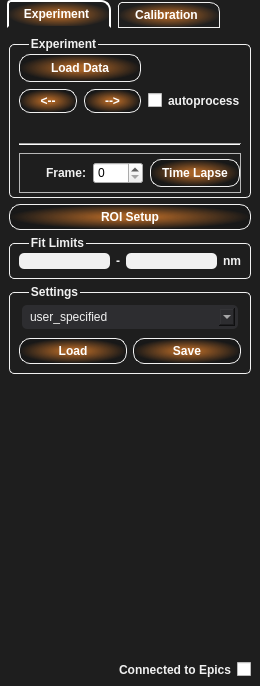
Above: T-Rax/UIFiles/T_Rax_TemperatureControl.ui from CPrescher/T-rax before the change. Below: the same form after it.
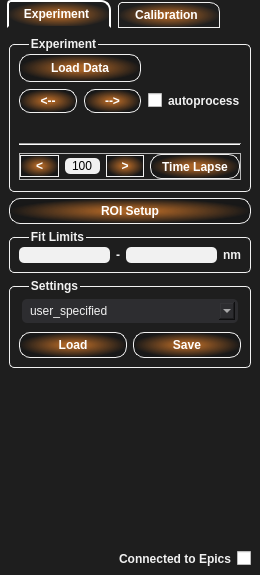
That is the form after the change.

Commit message: changed the gui for the frames now we dont back and forward buttons instead of a spin box...

The edit to the form file:
```diff
--- a/T-Rax/UIFiles/T_Rax_TemperatureControl.ui
+++ b/T-Rax/UIFiles/T_Rax_TemperatureControl.ui
@@ -7,7 +7,7 @@
     <x>0</x>
     <y>0</y>
     <width>260</width>
-    <height>686</height>
+    <height>575</height>
    </rect>
   </property>
   <property name="maximumSize">
@@ -67,24 +67,33 @@
    
  QPushButton{  
      color:white;  
-     border-color: black;  
      border: 1px solid rgba(241,241,241,255); 
-     border-radius: 11px;  
-     font-weight: bold;  
+     border-radius: 11px; 
      padding: 5px;  
+     font-weight: bold;
  }  
+
  #temperature_control_widget QPushButton {  
-     background: qradialgradient(spread:pad, cx:0.5, cy:0.5, radius:0.5, fx:0.5, fy:0.5, stop:0.20398 rgba(221, 124, 40, 180), stop:1 rgba(0, 0, 0, 50))
+     background: qradialgradient(spread:pad, cx:0.5, cy:0.5, radius:0.5, fx:0.5, fy:0.5, stop:0.20398 rgba(221, 124, 40, 180), stop:1 rgba(0, 0, 0, 50));
+
  }  
    
  #ruby_control_widget QPushButton {  
      background: qradialgradient(spread:pad, cx:0.5, cy:0.5, radius:0.5, fx:0.5, fy:0.5, stop:0.20398 rgba(197, 0, 3, 255), stop:1 rgba(0, 0, 0, 50))  
- }  
+ }
+
+QPushButton::disabled{
+	border: 1px solid rgba(200,200,200,255); 
+	color: rgba(200,200,200,255);
+}  
    
  #diamond_control_widget QPushButton{  
      background: qradialgradient(spread:pad, cx:0.5, cy:0.5, radius:0.5, fx:0.5, fy:0.5, stop:0.20398 rgba(27, 0, 134, 255), stop:1 rgba(0, 0, 0, 50))  
  }  
    
+#next_frame_btn, #previous_frame_btn {
+	border-radius: 0px;
+}
  QPushButton::hover{  
      border:1px solid #fff;  
      padding: 5px;  
@@ -184,7 +193,7 @@
            <number>7</number>
           </property>
           <property name="bottomMargin">
-           <number>4</number>
+           <number>11</number>
           </property>
           <item>
            <layout class="QGridLayout" name="gridLayout_5">
@@ -320,7 +329,7 @@
             <property name="minimumSize">
              <size>
               <width>0</width>
-              <height>40</height>
+              <height>0</height>
              </size>
             </property>
             <property name="frameShape">
@@ -329,39 +338,65 @@
             <property name="frameShadow">
              <enum>QFrame::Raised</enum>
             </property>
-            <layout class="QVBoxLayout" name="verticalLayout_9">
-             <property name="spacing">
-              <number>5</number>
-             </property>
-             <property name="margin">
-              <number>0</number>
-             </property>
-             <item>
               <layout class="QHBoxLayout" name="horizontalLayout">
-               <property name="spacing">
-                <number>7</number>
-               </property>
-               <property name="sizeConstraint">
-                <enum>QLayout::SetMinimumSize</enum>
+             <property name="margin">
+              <number>0</number>
+             </property>
+             <item>
+              <widget class="QPushButton" name="previous_frame_btn">
+               <property name="maximumSize">
+                <size>
+                 <width>16777215</width>
+                 <height>22</height>
+                </size>
                </property>
+               <property name="styleSheet">
+                <string notr="true">font-size: 11</string>
+               </property>
+               <property name="text">
+                <string>&lt;</string>
+               </property>
+              </widget>
+             </item>
                <item>
-                <widget class="QLabel" name="label_3">
+              <widget class="QLineEdit" name="frame_number_txt">
+               <property name="minimumSize">
+                <size>
+                 <width>35</width>
+                 <height>0</height>
+                </size>
+               </property>
+               <property name="maximumSize">
+                <size>
+                 <width>35</width>
+                 <height>16777215</height>
+                </size>
+               </property>
                  <property name="text">
-                  <string>Frame:</string>
+                <string>100</string>
                  </property>
                  <property name="alignment">
-                  <set>Qt::AlignRight|Qt::AlignTrailing|Qt::AlignVCenter</set>
+                <set>Qt::AlignCenter</set>
                  </property>
                 </widget>
                </item>
                <item>
-                <widget class="QSpinBox" name="frame_sb">
+              <widget class="QPushButton" name="next_frame_btn">
+               <property name="minimumSize">
+                <size>
+                 <width>0</width>
+                 <height>0</height>
+                </size>
+               </property>
                  <property name="maximumSize">
                   <size>
-                   <width>50</width>
-                   <height>16777215</height>
-                  </size>
-                 </property>
+                 <width>16777215</width>
+                 <height>22</height>
+                </size>
+               </property>
+               <property name="text">
+                <string>&gt;</string>
+               </property>
                 </widget>
                </item>
                <item>
@@ -375,15 +410,19 @@
                  <property name="minimumSize">
                   <size>
                    <width>90</width>
-                   <height>28</height>
+                 <height>25</height>
+                </size>
+               </property>
+               <property name="maximumSize">
+                <size>
+                 <width>16777215</width>
+                 <height>25</height>
                   </size>
                  </property>
                  <property name="text">
                   <string>Time Lapse</string>
                  </property>
                 </widget>
-               </item>
-              </layout>
              </item>
             </layout>
            </widget>
```
Lines whose indentation alone changed are shown as unchanged. The commit also changes 13 other files.
